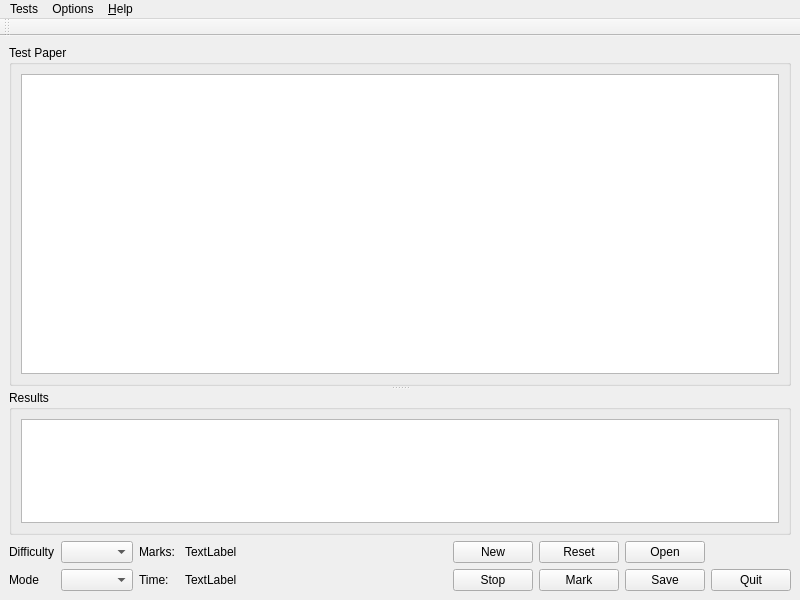
The window that ui/mainwindow.ui (grabbitnu/AESOPS) describes before a commit, drawn with Qt 5.
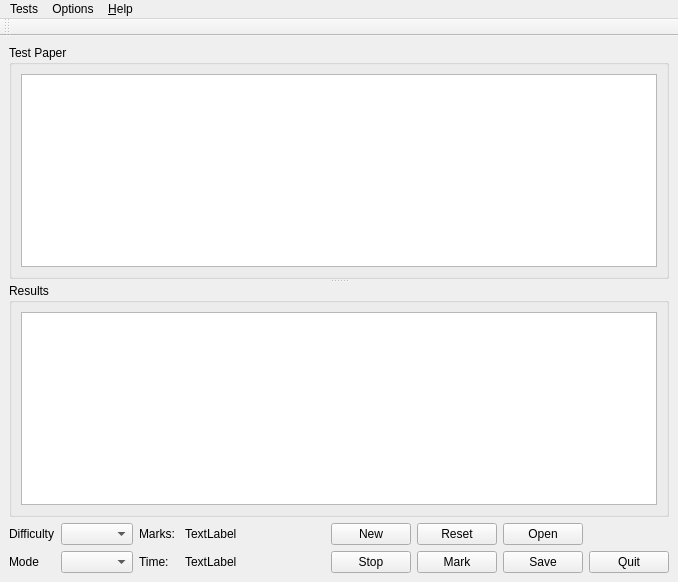
The same window after the commit.

Patch:
```diff
--- a/ui/mainwindow.ui
+++ b/ui/mainwindow.ui
@@ -6,8 +6,8 @@
    <rect>
     <x>0</x>
     <y>0</y>
-    <width>800</width>
-    <height>600</height>
+    <width>678</width>
+    <height>582</height>
    </rect>
   </property>
   <property name="windowTitle">
@@ -30,7 +30,7 @@
           <property name="minimumSize">
            <size>
             <width>0</width>
-            <height>300</height>
+            <height>100</height>
            </size>
           </property>
          </widget>
@@ -178,7 +178,7 @@
     <rect>
      <x>0</x>
      <y>0</y>
-     <width>800</width>
+     <width>678</width>
      <height>25</height>
     </rect>
    </property>
```
